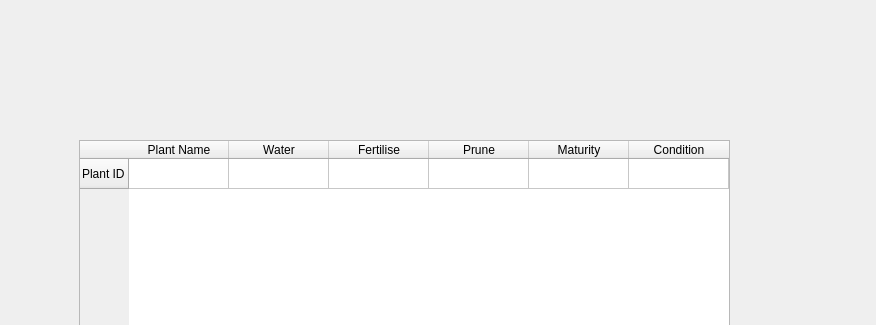
Qt form nursaryview.ui (BPillay27/COS214-Project) before a commit; both pictures show x 81 to 957 and y 0 to 325 of the 957 by 780 pixel window.
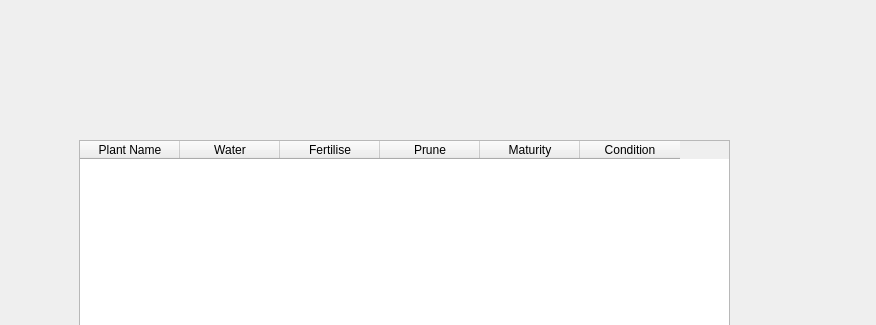
The same form after that commit.

Commit message: Add simulation and nursery views to GUI, update MainWindow connections and signals

What changed in the file:
```diff
--- a/nursaryview.ui
+++ b/nursaryview.ui
@@ -25,11 +25,6 @@
    <property name="editTriggers">
     <set>QAbstractItemView::EditTrigger::NoEditTriggers</set>
    </property>
-   <row>
-    <property name="text">
-     <string>Plant ID</string>
-    </property>
-   </row>
    <column>
     <property name="text">
      <string>Plant Name</string>
```
The commit also changes 4 other files.
